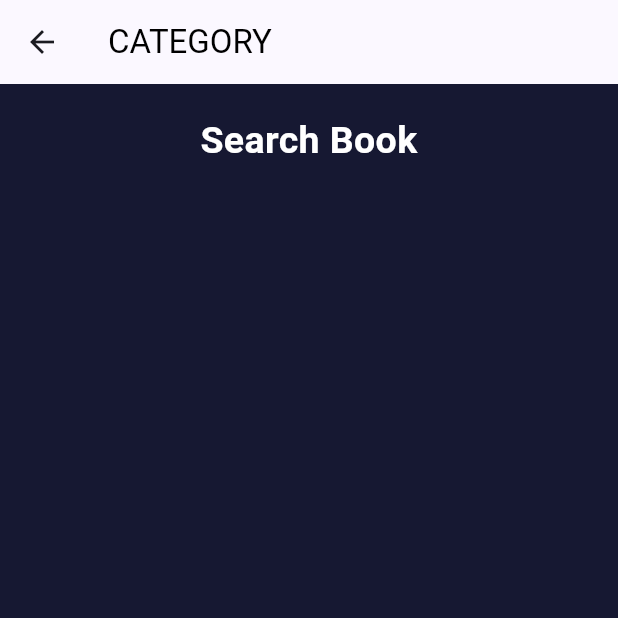
After one commit to PBP-C13/ReadHub-mobile, a Flutter app: the CategoryScreen screen opened directly, on a phone screen of 412 x 824 dp, the top half of it. The commit adds this screen. Run offline on Flutter 3.47's test engine with Material 2 defaults, Android fonts, the phone set to English and light mode, and no system bars.

Commit message:
buat screen category

```diff
--- a/lib/main.dart
+++ b/lib/main.dart
@@ -1,5 +1,7 @@
 import 'package:flutter/material.dart';
 import 'package:readhub/screens/splash.dart';
+import 'package:readhub/screens/home.dart';
+import 'package:readhub/screens/category.dart';
 
 void main() {
   runApp(const MyApp());
--- /dev/null
+++ b/lib/screens/category.dart
@@ -0,0 +1,63 @@
+import 'package:flutter/material.dart';
+import 'package:readhub/styles/colors.dart';
+
+class BookItem {
+  final String name;
+  final IconData icon;
+
+  BookItem(this.name, this.icon);
+}
+
+class CategoryScreen extends StatelessWidget {
+
+  const CategoryScreen({super.key});
+
+  @override
+  Widget build(BuildContext context) {
+    return Scaffold(
+      backgroundColor: Warna.background,
+      appBar: AppBar(
+        title:
+            const Text('CATEGORY', style: TextStyle(color: Colors.black)),
+      ),
+      body: SingleChildScrollView(
+        // Widget wrapper yang dapat discroll
+        child: Padding(
+          padding: const EdgeInsets.all(10.0), // Set padding dari halaman
+          child: Column(
+            // Widget untuk menampilkan children secara vertikal
+            children: <Widget>[
+              const Padding(
+                padding: EdgeInsets.only(top: 10.0, bottom: 10.0),
+                // Widget Text untuk menampilkan tulisan dengan alignment center dan style yang sesuai
+                child: Text(
+                  'Search Book', // Text yang menandakan toko
+                  textAlign: TextAlign.center,
+                  style: TextStyle(
+                    fontSize: 25,
+                    fontWeight: FontWeight.bold,
+                    color: Colors.white,
+                  ),
+                ),
+              ),
+              // Grid layout
+              GridView.count(
+                // Container pada card kita.
+                primary: true,
+                padding: const EdgeInsets.all(20),
+                crossAxisSpacing: 10,
+                mainAxisSpacing: 10,
+                crossAxisCount: 3,
+                shrinkWrap: true,
+                // children: items.map((ShopItem item) {
+                //   // Iterasi untuk setiap item
+                //   return ShopCard(item);
+                // }).toList(),
+              ),
+            ],
+          ),
+        ),
+      ),
+    );
+  }
+}
```
Also changed, not shown: pubspec.lock.
